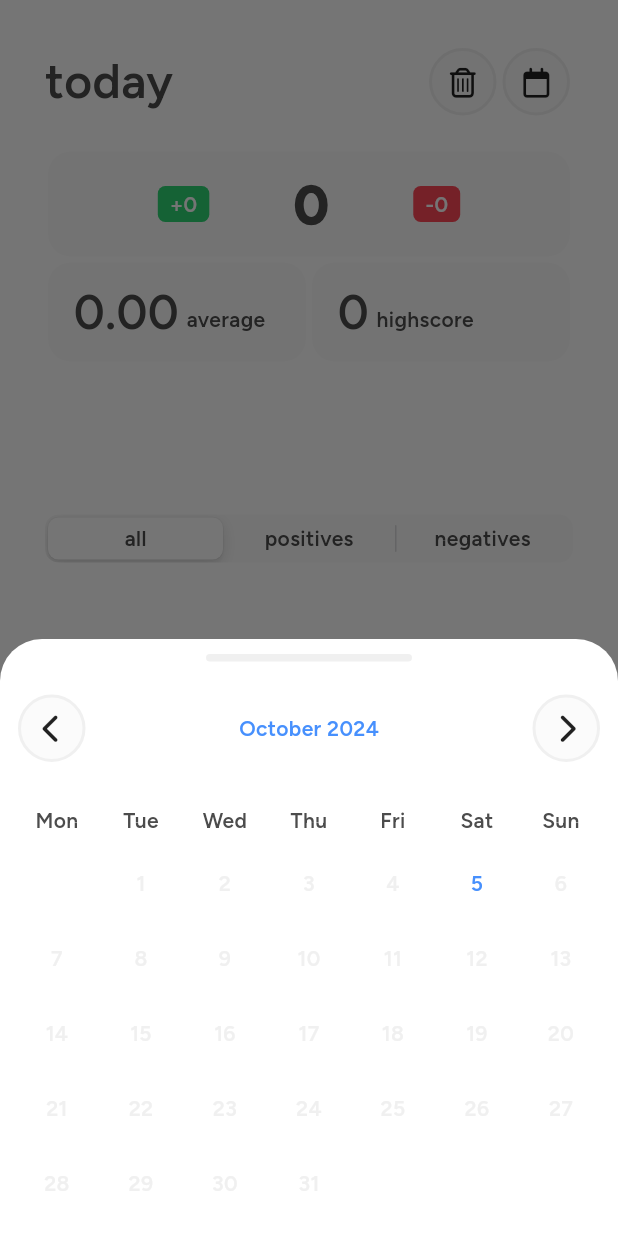
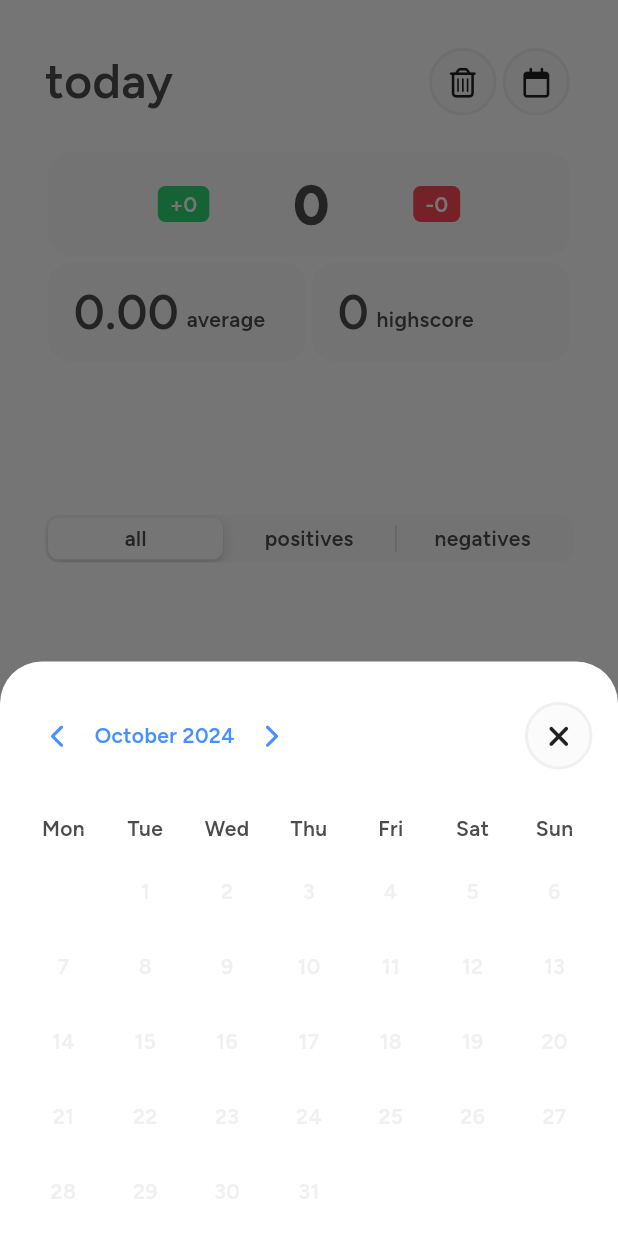
Before and after one commit to Studio-Grosser/gameify, a Flutter app: the screen it shows after launch, after a tap on an icon or button, on a phone screen of 412 x 824 dp. Run offline on Flutter 3.47's test engine with Material 3 defaults, Android fonts, the light colour scheme and no system bars; our stand-ins replace font_awesome_flutter, sqflite; missing offline and left inert: date_picker_plus, fading_edge_scrollview; accounts and stored records are empty.

Commit message:
finish heat map feature

```diff
--- a/lib/widgets/custom_date_picker.dart
+++ b/lib/widgets/custom_date_picker.dart
@@ -29,18 +29,10 @@ class _CustomDatePickerState extends State<CustomDatePicker> {
   Widget build(BuildContext context) {
     return SafeArea(
       child: Padding(
-        padding: const EdgeInsets.all(10.0),
+        padding: const EdgeInsets.symmetric(horizontal: 15, vertical: 5),
         child: Column(
           mainAxisSize: MainAxisSize.min,
           children: [
-            Container(
-              alignment: Alignment.topCenter,
-              width: MediaQuery.of(context).size.width / 3,
-              height: 5,
-              decoration: BoxDecoration(
-                  color: Themes.secondary,
-                  borderRadius: BorderRadius.circular(15)),
-            ),
             const SizedBox(height: 20),
             HeatMap(
               data: widget.heatFactors,
--- a/lib/widgets/date_day_display.dart
+++ b/lib/widgets/date_day_display.dart
@@ -39,9 +39,7 @@ class _DateDayDisplayState extends State<DateDayDisplay> {
 
   Color get textColor {
     if (widget.isSelected == true) return Themes.surface;
-    if (widget.date == currentDate) return Themes.accent;
-    if (widget.isSelectable) return Themes.secondary;
-    return Themes.tertiary;
+    return Themes.secondary;
   }
 
   @override
--- a/lib/widgets/heat_map.dart
+++ b/lib/widgets/heat_map.dart
@@ -185,14 +185,26 @@ class _HeatMapState extends State<HeatMap> {
         mainAxisSize: MainAxisSize.min,
         crossAxisAlignment: CrossAxisAlignment.end,
         children: [
-          Row(mainAxisAlignment: MainAxisAlignment.spaceBetween, children: [
+          Row(mainAxisAlignment: MainAxisAlignment.start, children: [
+            IconButton(
+                onPressed: () => changeMonth(Direction.backward),
+                icon: const FaIcon(
+                  FontAwesomeIcons.chevronLeft,
+                  size: 16,
+                  color: Themes.accent,
+                )),
+            Text(calendarTitle, style: Font.b1.copyWith(color: Themes.accent)),
+            IconButton(
+                onPressed: () => changeMonth(Direction.forward),
+                icon: const FaIcon(
+                  FontAwesomeIcons.chevronRight,
+                  size: 16,
+                  color: Themes.accent,
+                )),
+            const Spacer(),
             StyledIcon(
-                icon: FontAwesomeIcons.chevronLeft,
-                onTap: () => changeMonth(Direction.backward)),
-            Text(calendarTitle, style: Font.b1.copyWith(color: Themes.accent)),
-            StyledIcon(
-                icon: FontAwesomeIcons.chevronRight,
-                onTap: () => changeMonth(Direction.forward)),
+                icon: FontAwesomeIcons.xmark,
+                onTap: () => Navigator.pop(context))
           ]),
           const SizedBox(height: 30),
           GestureDetector(
```
